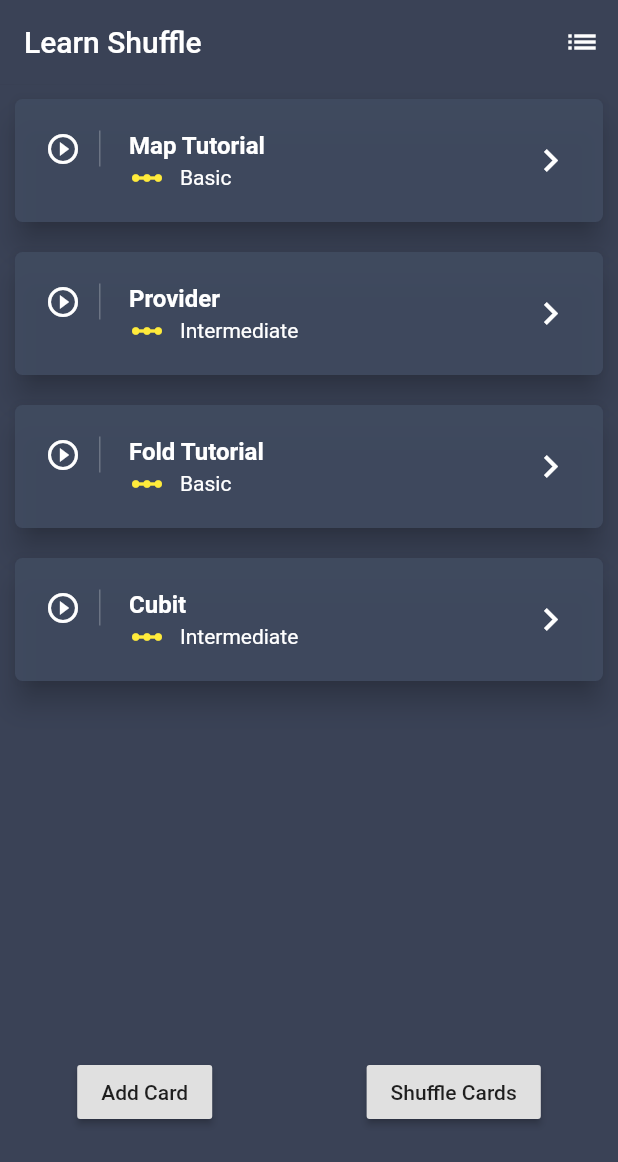
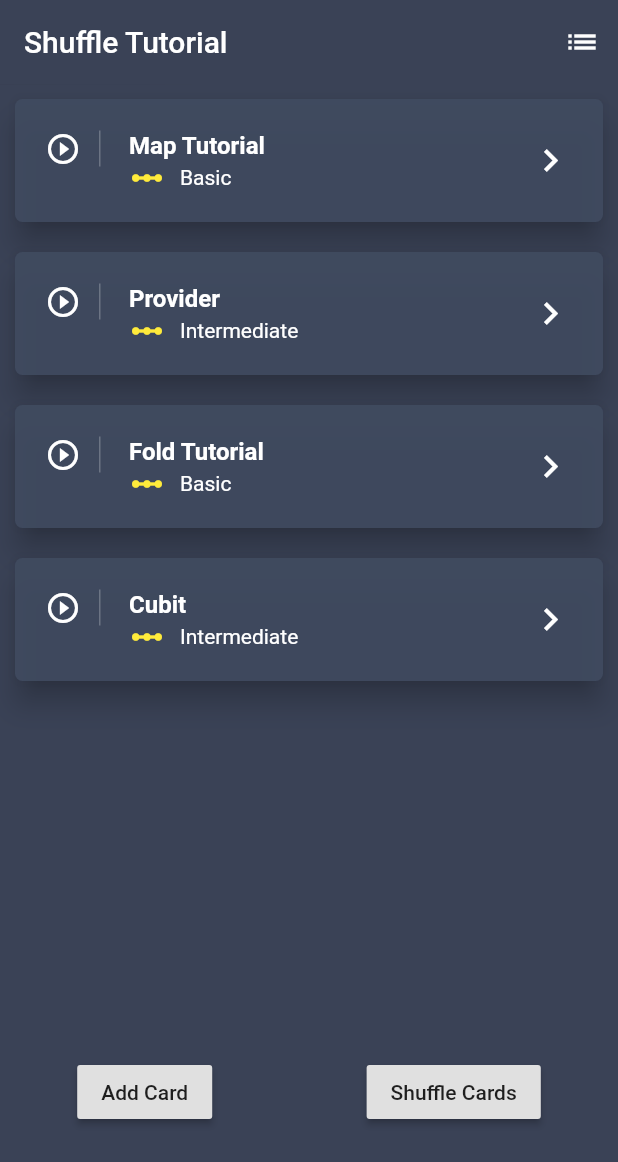
Before and after one commit to mt-tadayon/shuffle_tutorial, a Flutter app: the screen it shows after launch, on a phone screen of 412 x 824 dp. Shown: the top 1162 px of the screen. Run offline on Flutter 3.47's test engine with Material 2 defaults, Android fonts, the phone set to English and light mode, and no system bars.

```diff
--- a/lib/constant.dart
+++ b/lib/constant.dart
@@ -3,7 +3,7 @@ import 'package:flutter/material.dart';
 final appBar = AppBar(
   elevation: 0.1,
   backgroundColor: Color.fromRGBO(58, 66, 86, 1.0),
-  title: Text('Learn Shuffle'),
+  title: Text('Shuffle Tutorial'),
   actions: <Widget>[
     IconButton(
       icon: Icon(Icons.list),
--- a/lib/main.dart
+++ b/lib/main.dart
@@ -12,7 +12,7 @@ class MyApp extends StatelessWidget {
   @override
   Widget build(BuildContext context) {
     return MaterialApp(
-      title: 'Flutter Demo',
+      title: 'Shuffle Tutorial',
       theme: ThemeData(
         primarySwatch: Colors.blue,
         visualDensity: VisualDensity.adaptivePlatformDensity,
@@ -68,9 +68,8 @@ class _DashboardState extends State<Dashboard> {
                   child: Text('Add Card'),
                   onPressed: () {
                     //TODO: Add a new card to cards with title 'Unit Testing' and subtitle of 'Intermediate'.
-                    cards.add(
-                      CardDetail(title: 'Unit Testing', subtitle: 'Intermediate'),
-                    );
+                    cards.add(CardDetail(
+                        title: 'Unit Testing', subtitle: 'Intermediate'));
                     setState(() {});
                   },
                 ),
```
